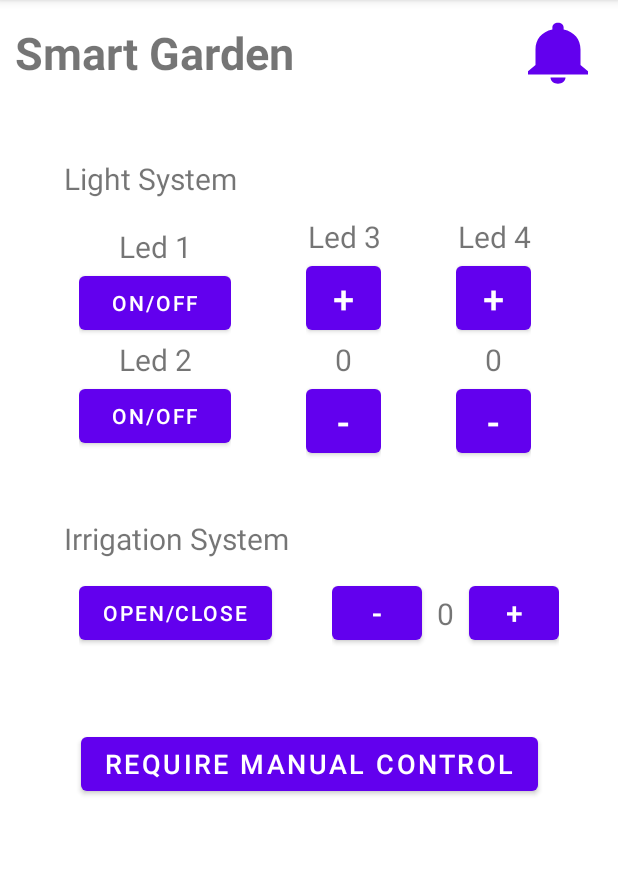
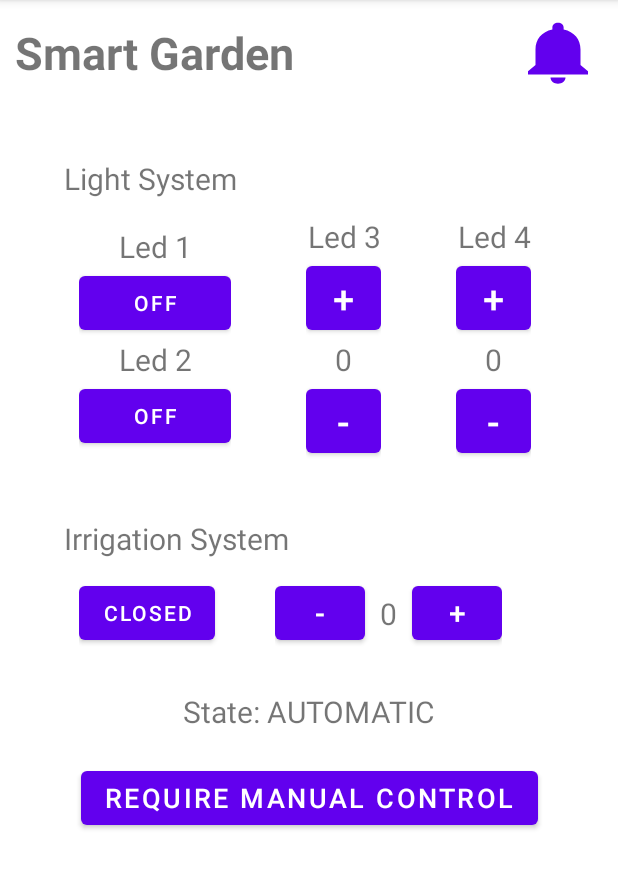
Before and after one commit to Totti00/garde_system, an Android app: the screen it shows after launch (MainActivity), on a phone screen of 412 x 824 dp, the part 84-973 px from its top. Run offline under Robolectric (Android 15) with nearby library versions, the light colour scheme and no system bars.

Commit message:
insert all, no control counter

```diff
--- a/GardenMobileApp/app/src/main/java/com/example/gardenmobileapp/MainActivity.java
+++ b/GardenMobileApp/app/src/main/java/com/example/gardenmobileapp/MainActivity.java
@@ -1,14 +1,104 @@
 package com.example.gardenmobileapp;
+
+import android.os.Bundle;
+import android.widget.Button;
+import android.widget.TextView;
 
 import androidx.appcompat.app.AppCompatActivity;
 
-import android.os.Bundle;
+import com.example.gardenmobileapp.State.StateGarden;
+import com.example.gardenmobileapp.system.IrrigationSystem;
+import com.example.gardenmobileapp.system.LightSystem;
+import com.example.gardenmobileapp.view.CounterView;
 
 public class MainActivity extends AppCompatActivity {
+    private LightSystem lightSystem;
+    private IrrigationSystem irrigationSystem;
+
+    private Button allerBtn;
+    private Button btnLed1;
+    private Button btnLed2;
+    private CounterView led3View;
+    private CounterView led4View;
+
+    private Button irrigationBtn;
+    private CounterView irrigationView;
+
+    private Button manualBtn;
+    private TextView textState;
+
 
     @Override
     protected void onCreate(Bundle savedInstanceState) {
         super.onCreate(savedInstanceState);
         setContentView(R.layout.activity_main);
+
+        this.lightSystem = new LightSystem();
+        this.irrigationSystem = new IrrigationSystem();
+
+        this.allerBtn = findViewById(R.id.allerBtn);
+
+        this.btnLed1 = findViewById(R.id.btnLed1);
+        this.btnLed2 = findViewById(R.id.btnLed2);
+        this.led3View = new CounterView(findViewById(R.id.incrLed3), findViewById(R.id.textLed3), findViewById(R.id.decrLed3));
+        this.led4View = new CounterView(findViewById(R.id.incrLed4), findViewById(R.id.textLed4), findViewById(R.id.decrLed4));
+        this.btnLed1.setText(this.lightSystem.led1ToString());
+        this.btnLed2.setText(this.lightSystem.led2ToString());
+
+        this.irrigationBtn = findViewById(R.id.irrigationBtn);
+        this.irrigationView = new CounterView(findViewById(R.id.incrIrrig), findViewById(R.id.textIrrig), findViewById(R.id.decrIrrig));
+        this.irrigationBtn.setText(this.irrigationSystem.isOpenToString());
+
+        this.manualBtn = findViewById(R.id.requireManualBtn);
+        this.textState = findViewById(R.id.textState);
+
+        this.build();
+    }
+
+    private void build(){
+        this.allerBtn.setOnClickListener(l -> this.textState.setText(StateGarden.AUTOMATIC.getName()));
+
+        this.btnLed1.setOnClickListener(l -> {
+            this.lightSystem.toggleLed1();
+            this.btnLed1.setText(this.lightSystem.led1ToString());
+        });
+        this.btnLed2.setOnClickListener(l -> {
+            this.lightSystem.toggleLed2();
+            this.btnLed2.setText(this.lightSystem.led2ToString());
+        });
+        this.led3View.setClickIncrementBtn(l -> {
+            this.lightSystem.increaseLed3();
+            this.led3View.setText(this.lightSystem.led3ToString());
+        });
+        this.led3View.setClickDecrementBtn(l -> {
+            this.lightSystem.decreaseLed3();
+            this.led3View.setText(this.lightSystem.led3ToString());
+        });
+        this.led4View.setClickIncrementBtn(l -> {
+            this.lightSystem.increaseLed4();
+            this.led4View.setText(this.lightSystem.led4ToString());
+        });
+        this.led4View.setClickDecrementBtn(l -> {
+            this.lightSystem.decreaseLed4();
+            this.led4View.setText(this.lightSystem.led4ToString());
+        });
+
+        this.irrigationBtn.setOnClickListener(l -> {
+            this.irrigationSystem.toggle();
+            this.irrigationBtn.setText(this.irrigationSystem.isOpenToString());
+        });
+
+        this.irrigationView.setClickIncrementBtn(l -> {
+            this.irrigationSystem.increase();
+            this.irrigationView.setText(this.irrigationSystem.counterToString());
+        });
+        this.irrigationView.setClickDecrementBtn(l -> {
+            this.irrigationSystem.decrease();
+            this.irrigationView.setText(this.irrigationSystem.counterToString());
+        });
+
+        this.manualBtn.setOnClickListener(l -> {
+            this.textState.setText(StateGarden.MANUAL.getName());
+        });
     }
 }
--- /dev/null
+++ b/GardenMobileApp/app/src/main/java/com/example/gardenmobileapp/State/StateGarden.java
@@ -0,0 +1,13 @@
+package com.example.gardenmobileapp.State;
+
+public enum StateGarden {
+    AUTOMATIC("AUTOMATIC"),
+    MANUAL("MANUAL"),
+    ALLER("ALLER");
+
+    private final String name;
+
+    private StateGarden(String name) { this.name = name; }
+
+    public String getName() { return this.name; }
+}
--- a/GardenMobileApp/app/src/main/java/com/example/gardenmobileapp/model/Counter.java
+++ b/GardenMobileApp/app/src/main/java/com/example/gardenmobileapp/model/Counter.java
@@ -1,6 +1,7 @@
 package com.example.gardenmobileapp.model;
 
 public class Counter {
+    private static final int INIT_STEP = 0;
     private static final int STEP = 1;
 
     private final int max;
@@ -11,29 +12,22 @@ public class Counter {
     public Counter(int min, int max) {
         this.min = min;
         this.max = max;
-        this.count = min;
+        this.count = INIT_STEP;
     }
 
-    public int getCount() {
-        return this.count;
-    }
 
-    public String getCountToString() {
-        return String.valueOf(this.count);
-    }
+    public String getCountToString() { return String.valueOf(this.count); }
 
     //increase count by 1
     public void increase() {
-        if (this.count < this.max) {
-            this.count += STEP;
-        }
+//        if(this.count == this.max) return;
+        this.count += STEP;
     }
 
     //decrease count by 1
     public void decrease() {
-        if (this.count > this.min) {
-            this.count -= STEP;
-        }
+//        if(this.count == this.min) return;
+        this.count -= STEP;
     }
 
 }
--- a/GardenMobileApp/app/src/main/java/com/example/gardenmobileapp/model/OpenClosed.java
+++ b/GardenMobileApp/app/src/main/java/com/example/gardenmobileapp/model/OpenClosed.java
@@ -23,4 +23,8 @@ public class OpenClosed {
     public String getIsOpenToString() {
         return this.isOpen ? "OPEN" : "CLOSED";
     }
+
+    public void toggle() {
+        this.isOpen = !this.isOpen;
+    }
 }
--- a/GardenMobileApp/app/src/main/java/com/example/gardenmobileapp/model/TurnOnOff.java
+++ b/GardenMobileApp/app/src/main/java/com/example/gardenmobileapp/model/TurnOnOff.java
@@ -6,6 +6,10 @@ public class TurnOnOff {
 
     public TurnOnOff() {
         this.isOn = false;
+    }
+
+    public void toggle() {
+        this.isOn = !this.isOn;
     }
 
     public void turnOn() {
--- /dev/null
+++ b/GardenMobileApp/app/src/main/java/com/example/gardenmobileapp/system/IrrigationSystem.java
@@ -0,0 +1,26 @@
+package com.example.gardenmobileapp.system;
+
+import com.example.gardenmobileapp.model.Counter;
+import com.example.gardenmobileapp.model.OpenClosed;
+
+public class IrrigationSystem {
+    public static final int MIN = 0;
+    public static final int MAX = 5;
+
+    private final OpenClosed irrigation;
+    private final Counter counter;
+
+    public IrrigationSystem(){
+        this.irrigation = new OpenClosed();
+        this.counter = new Counter(MIN, MAX);
+    }
+
+    public void toggle() { this.irrigation.toggle(); }
+
+    public void increase() { this.counter.increase(); }
+    public void decrease() { this.counter.decrease(); }
+    public String counterToString() { return this.counter.getCountToString(); }
+
+    public String isOpenToString() { return this.irrigation.getIsOpenToString(); }
+
+}
--- /dev/null
+++ b/GardenMobileApp/app/src/main/java/com/example/gardenmobileapp/system/LightSystem.java
@@ -0,0 +1,41 @@
+package com.example.gardenmobileapp.system;
+
+import android.util.Log;
+
+import com.example.gardenmobileapp.model.Counter;
+import com.example.gardenmobileapp.model.TurnOnOff;
+
+public class LightSystem {
+    public static final int MIN = 0;
+    public static final int MAX = 0;
+
+    private final TurnOnOff led1;
+    private final TurnOnOff led2;
+
+    private final Counter led3;
+    private final Counter led4;
+
+    public LightSystem(){
+        this.led1 = new TurnOnOff();
+        this.led2 = new TurnOnOff();
+
+        this.led3 = new Counter(MIN, MAX);
+        this.led4 = new Counter(MIN, MAX);
+    }
+
+    public void toggleLed1() { this.led1.toggle(); }
+    public void toggleLed2() { this.led2.toggle(); }
+
+    public void increaseLed3() { this.led3.increase(); }
+    public void decreaseLed3() { this.led3.decrease(); }
+
+    public void increaseLed4() { this.led4.increase(); }
+    public void decreaseLed4() { this.led4.decrease(); }
+
+    public String led1ToString() { return this.led1.getIsOnToString(); }
+    public String led2ToString() { return this.led2.getIsOnToString(); }
+
+    public String led3ToString() { return this.led3.getCountToString(); }
+    public String led4ToString() { return this.led4.getCountToString(); }
+
+}
--- /dev/null
+++ b/GardenMobileApp/app/src/main/java/com/example/gardenmobileapp/view/CounterView.java
@@ -0,0 +1,31 @@
+package com.example.gardenmobileapp.view;
+
+import android.view.View;
+import android.widget.Button;
+import android.widget.TextView;
+
+public class CounterView {
+    private final Button incrementBtn;
+    private final Button decrementBtn;
+    private final TextView text;
+
+    public CounterView(final Button incrementBtn, final TextView text, Button decrementBtn) {
+        this.incrementBtn = incrementBtn;
+        this.decrementBtn = decrementBtn;
+        this.text = text;
+    }
+
+    public void setText(String text) {
+        this.text.setText(text);
+    }
+
+    public void setClickIncrementBtn(final View.OnClickListener onClick) {
+        this.incrementBtn.setOnClickListener(onClick);
+    }
+
+    public void setClickDecrementBtn(final View.OnClickListener onclick) {
+        this.decrementBtn.setOnClickListener(onclick);
+    }
+
+
+}
--- a/GardenMobileApp/app/src/main/res/layout/activity_main.xml
+++ b/GardenMobileApp/app/src/main/res/layout/activity_main.xml
@@ -29,7 +29,7 @@
             app:layout_constraintTop_toTopOf="parent" />
 
         <Button
-            android:id="@+id/button"
+            android:id="@+id/allerBtn"
             android:layout_width="60dp"
             android:layout_height="0dp"
             android:layout_marginEnd="10dp"
@@ -96,7 +96,7 @@
                         app:layout_constraintTop_toTopOf="parent" />
 
                     <Button
-                        android:id="@+id/button2"
+                        android:id="@+id/btnLed1"
                         android:layout_width="0dp"
                         android:layout_height="wrap_content"
                         android:text="ON/OFF"
@@ -125,7 +125,7 @@
                         app:layout_constraintTop_toTopOf="parent" />
 
                     <Button
-                        android:id="@+id/button3"
+                        android:id="@+id/btnLed2"
                         android:layout_width="0dp"
                         android:layout_height="wrap_content"
                         android:text="ON/OFF"
@@ -162,7 +162,7 @@
                     android:layout_height="wrap_content">
 
                     <Button
-                        android:id="@+id/button8"
+                        android:id="@+id/incrLed3"
                         android:layout_width="50dp"
                         android:layout_height="wrap_content"
                         android:text="+"
@@ -172,24 +172,24 @@
                         app:layout_constraintTop_toTopOf="parent" />
 
                     <TextView
-                        android:id="@+id/textView8"
+                        android:id="@+id/textLed3"
                         android:layout_width="wrap_content"
                         android:layout_height="wrap_content"
                         android:text="0"
                         android:textSize="20sp"
                         app:layout_constraintEnd_toEndOf="parent"
                         app:layout_constraintStart_toStartOf="parent"
-                        app:layout_constraintTop_toBottomOf="@+id/button8" />
+                        app:layout_constraintTop_toBottomOf="@+id/incrLed3" />
 
                     <Button
-                        android:id="@+id/button9"
+                        android:id="@+id/decrLed3"
                         android:layout_width="50dp"
                         android:layout_height="wrap_content"
                         android:text="-"
                         android:textSize="25sp"
                         app:layout_constraintEnd_toEndOf="parent"
                         app:layout_constraintStart_toStartOf="parent"
-                        app:layout_constraintTop_toBottomOf="@+id/textView8" />
+                        app:layout_constraintTop_toBottomOf="@+id/textLed3" />
                 </androidx.constraintlayout.widget.ConstraintLayout>
 
             </LinearLayout>
@@ -217,7 +217,7 @@
                     android:layout_height="wrap_content">
 
                     <Button
-                        android:id="@+id/button10"
+                        android:id="@+id/incrLed4"
                         android:layout_width="50dp"
                         android:layout_height="wrap_content"
                         android:text="+"
@@ -227,24 +227,24 @@
                         app:layout_constraintTop_toTopOf="parent" />
 
                     <TextView
-                        android:id="@+id/textView10"
+                        android:id="@+id/textLed4"
                         android:layout_width="wrap_content"
                         android:layout_height="wrap_content"
                         android:text="0"
                         android:textSize="20sp"
                         app:layout_constraintEnd_toEndOf="parent"
                         app:layout_constraintStart_toStartOf="parent"
-                        app:layout_constraintTop_toBottomOf="@+id/button10" />
+                        app:layout_constraintTop_toBottomOf="@+id/incrLed4" />
 
                     <Button
-                        android:id="@+id/butto11"
+                        android:id="@+id/decrLed4"
                         android:layout_width="50dp"
                         android:layout_height="wrap_content"
                         android:text="-"
                         android:textSize="25sp"
                         app:layout_constraintEnd_toEndOf="parent"
                         app:layout_constraintStart_toStartOf="parent"
-                        app:layout_constraintTop_toBottomOf="@+id/textView10" />
+                        app:layout_constraintTop_toBottomOf="@+id/textLed4" />
                 </androidx.constraintlayout.widget.ConstraintLayout>
 
             </LinearLayout>
@@ -281,7 +281,7 @@
                 app:layout_constraintTop_toBottomOf="@+id/textView11">
 
                 <Button
-                    android:id="@+id/button11"
+                    android:id="@+id/irrigationBtn"
                     android:layout_width="wrap_content"
                     android:layout_height="wrap_content"
                     android:text="Open/Close"
@@ -294,11 +294,11 @@
                     android:layout_height="wrap_content"
                     android:layout_marginStart="40dp"
                     app:layout_constraintBottom_toBottomOf="parent"
-                    app:layout_constraintStart_toEndOf="@+id/button11"
+                    app:layout_constraintStart_toEndOf="@+id/irrigationBtn"
                     app:layout_constraintTop_toTopOf="parent">
 
                     <Button
-                        android:id="@+id/button12"
+                        android:id="@+id/decrIrrig"
                         android:layout_width="60dp"
                         android:layout_height="wrap_content"
                         android:text="-"
@@ -308,25 +308,25 @@
                         app:layout_constraintTop_toTopOf="parent" />
 
                     <TextView
-                        android:id="@+id/textView12"
+                        android:id="@+id/textIrrig"
                         android:layout_width="wrap_content"
                         android:layout_height="wrap_content"
                         android:layout_marginStart="10dp"
                         android:text="0"
                         android:textSize="20sp"
                         app:layout_constraintBottom_toBottomOf="parent"
-                        app:layout_constraintStart_toEndOf="@+id/button12"
+                        app:layout_constraintStart_toEndOf="@+id/decrIrrig"
                         app:layout_constraintTop_toTopOf="parent" />
 
                     <Button
-                        android:id="@+id/button13"
+                        android:id="@+id/incrIrrig"
                         android:layout_width="60sp"
                         android:layout_height="wrap_content"
                         android:layout_marginStart="10dp"
                         android:text="+"
                         android:textSize="20sp"
                         app:layout_constraintBottom_toBottomOf="parent"
-                        app:layout_constraintStart_toEndOf="@+id/textView12"
+                        app:layout_constraintStart_toEndOf="@+id/textIrrig"
                         app:layout_constraintTop_toTopOf="parent" />
                 </androidx.constraintlayout.widget.ConstraintLayout>
 
@@ -334,15 +334,42 @@
         </androidx.constraintlayout.widget.ConstraintLayout>
     </LinearLayout>
 
-    <Button
-        android:id="@+id/button4"
+    <LinearLayout
+        android:id="@+id/linearLayout4"
         android:layout_width="wrap_content"
         android:layout_height="wrap_content"
-        android:layout_marginTop="40dp"
+        android:layout_marginTop="15dp"
+        android:orientation="horizontal"
+        app:layout_constraintEnd_toEndOf="parent"
+        app:layout_constraintStart_toStartOf="parent"
+        app:layout_constraintTop_toBottomOf="@+id/linearLayout3">
+
+        <TextView
+            android:id="@+id/textView7"
+            android:layout_width="wrap_content"
+            android:layout_height="wrap_content"
+            android:layout_weight="1"
+            android:text="State: "
+            android:textSize="20sp" />
+
+        <TextView
+            android:id="@+id/textState"
+            android:layout_width="wrap_content"
+            android:layout_height="wrap_content"
+            android:layout_weight="1"
+            android:text="AUTOMATIC"
+            android:textSize="20sp" />
+    </LinearLayout>
+
+    <Button
+        android:id="@+id/requireManualBtn"
+        android:layout_width="wrap_content"
+        android:layout_height="wrap_content"
+        android:layout_marginTop="20dp"
         android:text="Require Manual Control"
         android:textSize="18sp"
         app:layout_constraintEnd_toEndOf="parent"
         app:layout_constraintStart_toStartOf="parent"
-        app:layout_constraintTop_toBottomOf="@+id/linearLayout3" />
+        app:layout_constraintTop_toBottomOf="@+id/linearLayout4" />
 
 </androidx.constraintlayout.widget.ConstraintLayout>
```
